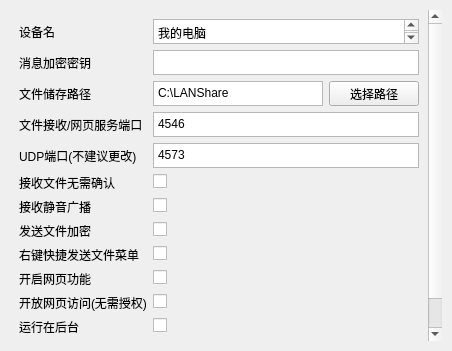
fgsq-team/LANShare-PC, file src/Setting.ui: the form before one commit.
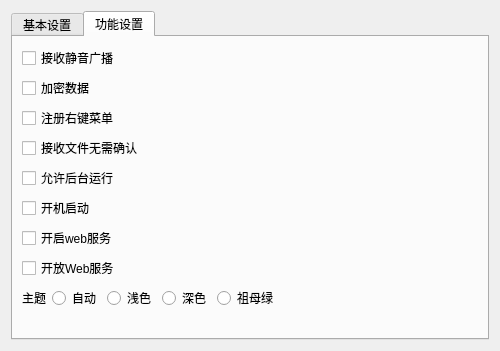
The form after the commit. The open tabs and pages were chosen to show the change.

What changed in the file:
```diff
--- a/src/Setting.ui
+++ b/src/Setting.ui
@@ -6,358 +6,291 @@
    <rect>
     <x>0</x>
     <y>0</y>
-    <width>452</width>
+    <width>500</width>
     <height>351</height>
    </rect>
   </property>
   <property name="windowTitle">
    <string>Form</string>
   </property>
-  <property name="styleSheet">
-   <string/>
-  </property>
-  <widget class="QScrollArea" name="scrollArea">
-   <property name="geometry">
-    <rect>
-     <x>10</x>
-     <y>10</y>
-     <width>432</width>
-     <height>331</height>
-    </rect>
-   </property>
-   <property name="frameShape">
-    <enum>QFrame::NoFrame</enum>
-   </property>
-   <property name="widgetResizable">
-    <bool>true</bool>
-   </property>
-   <widget class="QWidget" name="scrollAreaWidgetContents_4">
-    <property name="geometry">
-     <rect>
-      <x>0</x>
-      <y>0</y>
-      <width>432</width>
-      <height>331</height>
-     </rect>
-    </property>
+  <layout class="QVBoxLayout" name="verticalLayout_2">
+   <item>
+    <widget class="QTabWidget" name="tabWidget">
+     <property name="currentIndex">
+      <number>0</number>
+     </property>
+     <widget class="QWidget" name="tab">
+      <attribute name="title">
+       <string>基本设置</string>
+      </attribute>
+      <layout class="QVBoxLayout" name="verticalLayout_4">
+       <item>
     <layout class="QFormLayout" name="formLayout">
      <item row="0" column="0">
-      <widget class="QLabel" name="label_4">
-       <property name="minimumSize">
-        <size>
-         <width>0</width>
-         <height>24</height>
-        </size>
-       </property>
+          <widget class="QLabel" name="label_2">
        <property name="text">
-        <string>设备名</string>
+            <string>用户名</string>
        </property>
       </widget>
      </item>
      <item row="0" column="1">
       <widget class="QTextEdit" name="userName">
-       <property name="minimumSize">
-        <size>
-         <width>0</width>
-         <height>25</height>
-        </size>
-       </property>
        <property name="maximumSize">
         <size>
          <width>16777215</width>
-         <height>25</height>
-        </size>
-       </property>
-       <property name="html">
-        <string>&lt;!DOCTYPE HTML PUBLIC &quot;-//W3C//DTD HTML 4.0//EN&quot; &quot;http://www.w3.org/TR/REC-html40/strict.dtd&quot;&gt;
-&lt;html&gt;&lt;head&gt;&lt;meta name=&quot;qrichtext&quot; content=&quot;1&quot; /&gt;&lt;style type=&quot;text/css&quot;&gt;
-p, li { white-space: pre-wrap; }
-&lt;/style&gt;&lt;/head&gt;&lt;body style=&quot; font-family:'SimSun'; font-size:9pt; font-weight:400; font-style:normal;&quot;&gt;
-&lt;p style=&quot; margin-top:0px; margin-bottom:0px; margin-left:0px; margin-right:0px; -qt-block-indent:0; text-indent:0px;&quot;&gt;我的电脑&lt;/p&gt;&lt;/body&gt;&lt;/html&gt;</string>
-       </property>
+             <height>30</height>
+            </size>
+           </property>
       </widget>
      </item>
      <item row="1" column="0">
-      <widget class="QLabel" name="label_6">
-       <property name="minimumSize">
-        <size>
-         <width>0</width>
-         <height>24</height>
-        </size>
-       </property>
+          <widget class="QLabel" name="label_3">
        <property name="text">
-        <string>消息加密密钥</string>
+            <string>保存路径</string>
        </property>
       </widget>
      </item>
      <item row="1" column="1">
-      <widget class="QTextEdit" name="messageKey">
-       <property name="minimumSize">
-        <size>
-         <width>0</width>
-         <height>25</height>
-        </size>
-       </property>
-       <property name="maximumSize">
-        <size>
-         <width>16777215</width>
-         <height>25</height>
-        </size>
-       </property>
-      </widget>
-     </item>
-     <item row="2" column="0">
-      <widget class="QLabel" name="label">
-       <property name="minimumSize">
-        <size>
-         <width>0</width>
-         <height>24</height>
-        </size>
-       </property>
-       <property name="text">
-        <string>文件储存路径</string>
-       </property>
-      </widget>
-     </item>
-     <item row="2" column="1">
       <layout class="QHBoxLayout" name="horizontalLayout">
        <item>
         <widget class="QTextEdit" name="filePath">
-         <property name="minimumSize">
-          <size>
-           <width>0</width>
-           <height>25</height>
-          </size>
-         </property>
          <property name="maximumSize">
           <size>
            <width>16777215</width>
-           <height>25</height>
-          </size>
-         </property>
-         <property name="html">
-          <string>&lt;!DOCTYPE HTML PUBLIC &quot;-//W3C//DTD HTML 4.0//EN&quot; &quot;http://www.w3.org/TR/REC-html40/strict.dtd&quot;&gt;
-&lt;html&gt;&lt;head&gt;&lt;meta name=&quot;qrichtext&quot; content=&quot;1&quot; /&gt;&lt;style type=&quot;text/css&quot;&gt;
-p, li { white-space: pre-wrap; }
-&lt;/style&gt;&lt;/head&gt;&lt;body style=&quot; font-family:'SimSun'; font-size:9pt; font-weight:400; font-style:normal;&quot;&gt;
-&lt;p style=&quot; margin-top:0px; margin-bottom:0px; margin-left:0px; margin-right:0px; -qt-block-indent:0; text-indent:0px;&quot;&gt;C:\LANShare&lt;/p&gt;&lt;/body&gt;&lt;/html&gt;</string>
-         </property>
+               <height>30</height>
+              </size>
+             </property>
         </widget>
        </item>
        <item>
         <widget class="QPushButton" name="selectPath">
-         <property name="minimumSize">
+             <property name="text">
+              <string>选择</string>
+             </property>
+            </widget>
+           </item>
+          </layout>
+         </item>
+         <item row="2" column="0">
+          <widget class="QLabel" name="label_4">
+           <property name="text">
+            <string>TCP端口</string>
+           </property>
+          </widget>
+         </item>
+         <item row="2" column="1">
+          <widget class="QTextEdit" name="tcpPort">
+           <property name="maximumSize">
           <size>
-           <width>90</width>
-           <height>25</height>
-          </size>
-         </property>
-         <property name="text">
-          <string>选择路径</string>
-         </property>
-        </widget>
-       </item>
-      </layout>
+             <width>16777215</width>
+             <height>30</height>
+            </size>
+           </property>
+          </widget>
      </item>
      <item row="3" column="0">
-      <widget class="QLabel" name="label_2">
-       <property name="maximumSize">
-        <size>
-         <width>16777215</width>
-         <height>40</height>
-        </size>
-       </property>
+          <widget class="QLabel" name="label_5">
        <property name="text">
-        <string>文件接收/网页服务端口</string>
+            <string>UDP端口</string>
        </property>
       </widget>
      </item>
      <item row="3" column="1">
-      <widget class="QTextEdit" name="tcpPort">
-       <property name="minimumSize">
-        <size>
-         <width>0</width>
-         <height>25</height>
-        </size>
-       </property>
+          <widget class="QTextEdit" name="udpPort">
        <property name="maximumSize">
         <size>
          <width>16777215</width>
-         <height>25</height>
-        </size>
-       </property>
-       <property name="html">
-        <string>&lt;!DOCTYPE HTML PUBLIC &quot;-//W3C//DTD HTML 4.0//EN&quot; &quot;http://www.w3.org/TR/REC-html40/strict.dtd&quot;&gt;
-&lt;html&gt;&lt;head&gt;&lt;meta name=&quot;qrichtext&quot; content=&quot;1&quot; /&gt;&lt;style type=&quot;text/css&quot;&gt;
-p, li { white-space: pre-wrap; }
-&lt;/style&gt;&lt;/head&gt;&lt;body style=&quot; font-family:'SimSun'; font-size:9pt; font-weight:400; font-style:normal;&quot;&gt;
-&lt;p style=&quot; margin-top:0px; margin-bottom:0px; margin-left:0px; margin-right:0px; -qt-block-indent:0; text-indent:0px;&quot;&gt;4546&lt;/p&gt;&lt;/body&gt;&lt;/html&gt;</string>
-       </property>
+             <height>30</height>
+            </size>
+           </property>
       </widget>
      </item>
      <item row="4" column="0">
-      <widget class="QLabel" name="label_3">
+          <widget class="QLabel" name="label_6">
        <property name="text">
-        <string>UDP端口(不建议更改)</string>
+            <string>消息密钥</string>
        </property>
       </widget>
      </item>
      <item row="4" column="1">
-      <widget class="QTextEdit" name="udpPort">
-       <property name="minimumSize">
-        <size>
-         <width>0</width>
-         <height>25</height>
-        </size>
-       </property>
+          <widget class="QTextEdit" name="messageKey">
        <property name="maximumSize">
         <size>
          <width>16777215</width>
-         <height>25</height>
-        </size>
-       </property>
-       <property name="html">
-        <string>&lt;!DOCTYPE HTML PUBLIC &quot;-//W3C//DTD HTML 4.0//EN&quot; &quot;http://www.w3.org/TR/REC-html40/strict.dtd&quot;&gt;
-&lt;html&gt;&lt;head&gt;&lt;meta name=&quot;qrichtext&quot; content=&quot;1&quot; /&gt;&lt;style type=&quot;text/css&quot;&gt;
-p, li { white-space: pre-wrap; }
-&lt;/style&gt;&lt;/head&gt;&lt;body style=&quot; font-family:'SimSun'; font-size:9pt; font-weight:400; font-style:normal;&quot;&gt;
-&lt;p style=&quot; margin-top:0px; margin-bottom:0px; margin-left:0px; margin-right:0px; -qt-block-indent:0; text-indent:0px;&quot;&gt;4573&lt;/p&gt;&lt;/body&gt;&lt;/html&gt;</string>
-       </property>
+             <height>30</height>
+            </size>
+           </property>
       </widget>
      </item>
      <item row="5" column="0">
-      <widget class="QLabel" name="label_11">
+          <widget class="QLabel" name="label_7">
        <property name="text">
-        <string>接收文件无需确认</string>
+            <string>语言</string>
        </property>
       </widget>
      </item>
      <item row="5" column="1">
-      <widget class="QCheckBox" name="acceptRecvFiles">
+          <widget class="QComboBox" name="languageComboBox">
+           <item>
        <property name="text">
-        <string/>
-       </property>
-      </widget>
-     </item>
-     <item row="6" column="0">
-      <widget class="QLabel" name="label_5">
+             <string>中文 (Chinese)</string>
+            </property>
+           </item>
+           <item>
        <property name="text">
-        <string>接收静音广播</string>
-       </property>
-      </widget>
-     </item>
-     <item row="6" column="1">
+             <string>English</string>
+            </property>
+           </item>
+          </widget>
+         </item>
+        </layout>
+       </item>
+       <item>
+        <spacer name="verticalSpacer_2">
+         <property name="orientation">
+          <enum>Qt::Vertical</enum>
+         </property>
+         <property name="sizeHint" stdset="0">
+          <size>
+           <width>20</width>
+           <height>40</height>
+          </size>
+         </property>
+        </spacer>
+       </item>
+      </layout>
+     </widget>
+     <widget class="QWidget" name="tab_2">
+      <attribute name="title">
+       <string>功能设置</string>
+      </attribute>
+      <layout class="QVBoxLayout" name="verticalLayout_3">
+       <item>
       <widget class="QCheckBox" name="receivceMute">
        <property name="text">
-        <string/>
+          <string>接收静音广播</string>
        </property>
       </widget>
      </item>
-     <item row="7" column="0">
-      <widget class="QLabel" name="label_7">
-       <property name="text">
-        <string>发送文件加密</string>
-       </property>
-      </widget>
-     </item>
-     <item row="7" column="1">
+       <item>
       <widget class="QCheckBox" name="encdata">
        <property name="text">
-        <string/>
+          <string>加密数据</string>
        </property>
       </widget>
      </item>
-     <item row="8" column="0">
-      <widget class="QLabel" name="label_8">
-       <property name="text">
-        <string>右键快捷发送文件菜单</string>
-       </property>
-      </widget>
-     </item>
-     <item row="8" column="1">
+       <item>
       <widget class="QCheckBox" name="contextMenu">
        <property name="text">
-        <string/>
+          <string>注册右键菜单</string>
        </property>
       </widget>
      </item>
-     <item row="9" column="0">
-      <widget class="QLabel" name="label_9">
+       <item>
+        <widget class="QCheckBox" name="acceptRecvFiles">
        <property name="text">
-        <string>开启网页功能</string>
+          <string>接收文件无需确认</string>
        </property>
       </widget>
      </item>
-     <item row="9" column="1">
+       <item>
+        <widget class="QCheckBox" name="allowBackgroundRunning">
+         <property name="text">
+          <string>允许后台运行</string>
+         </property>
+        </widget>
+       </item>
+       <item>
+        <widget class="QCheckBox" name="autoStart">
+         <property name="text">
+          <string>开机启动</string>
+         </property>
+        </widget>
+       </item>
+       <item>
       <widget class="QCheckBox" name="webService">
        <property name="text">
-        <string/>
+          <string>开启web服务</string>
        </property>
       </widget>
      </item>
-     <item row="10" column="0">
-      <widget class="QLabel" name="label_10">
-       <property name="text">
-        <string>开放网页访问(无需授权)</string>
-       </property>
-      </widget>
-     </item>
-     <item row="10" column="1">
+       <item>
       <widget class="QCheckBox" name="openWebService">
        <property name="text">
-        <string/>
+          <string>开放Web服务</string>
        </property>
       </widget>
      </item>
-     <item row="11" column="0">
-      <widget class="QLabel" name="label_12">
-       <property name="text">
-        <string>运行在后台</string>
-       </property>
-      </widget>
-     </item>
-     <item row="11" column="1">
-      <widget class="QCheckBox" name="allowBackgroundRunning">
-       <property name="text">
-        <string/>
-       </property>
-      </widget>
-     </item>
-     <item row="12" column="1">
+       <item>
       <layout class="QHBoxLayout" name="horizontalLayout_2">
+         <item>
+          <widget class="QLabel" name="label">
+           <property name="text">
+            <string>主题</string>
+           </property>
+          </widget>
+         </item>
        <item>
         <widget class="QRadioButton" name="radioButton_auto">
          <property name="text">
-          <string>跟随系统</string>
-         </property>
-        </widget>
-       </item>
-       <item>
-        <widget class="QRadioButton" name="radioButton_dark">
-         <property name="text">
-          <string>暗黑</string>
+            <string>自动</string>
          </property>
         </widget>
        </item>
        <item>
         <widget class="QRadioButton" name="radioButton_light">
          <property name="text">
-          <string>光明</string>
+            <string>浅色</string>
          </property>
         </widget>
        </item>
-      </layout>
-     </item>
-     <item row="12" column="0">
-      <widget class="QLabel" name="label_13">
+         <item>
+          <widget class="QRadioButton" name="radioButton_dark">
+           <property name="text">
+            <string>深色</string>
+           </property>
+          </widget>
+         </item>
+         <item>
+          <widget class="QRadioButton" name="radioButton_emerald">
        <property name="text">
-        <string>主题</string>
+            <string>祖母绿</string>
        </property>
       </widget>
      </item>
-    </layout>
-   </widget>
-  </widget>
+         <item>
+          <spacer name="horizontalSpacer">
+           <property name="orientation">
+            <enum>Qt::Horizontal</enum>
+           </property>
+           <property name="sizeHint" stdset="0">
+            <size>
+             <width>40</width>
+             <height>20</height>
+            </size>
+           </property>
+          </spacer>
+         </item>
+        </layout>
+       </item>
+       <item>
+        <spacer name="verticalSpacer">
+         <property name="orientation">
+          <enum>Qt::Vertical</enum>
+         </property>
+         <property name="sizeHint" stdset="0">
+          <size>
+           <width>20</width>
+           <height>40</height>
+          </size>
+         </property>
+        </spacer>
+       </item>
+      </layout>
+     </widget>
+    </widget>
+   </item>
+  </layout>
  </widget>
  <resources/>
  <connections/>
```
Left out of the diff: 2 changed lines with no effect on the pictures. Lines whose indentation alone changed are shown as unchanged.
